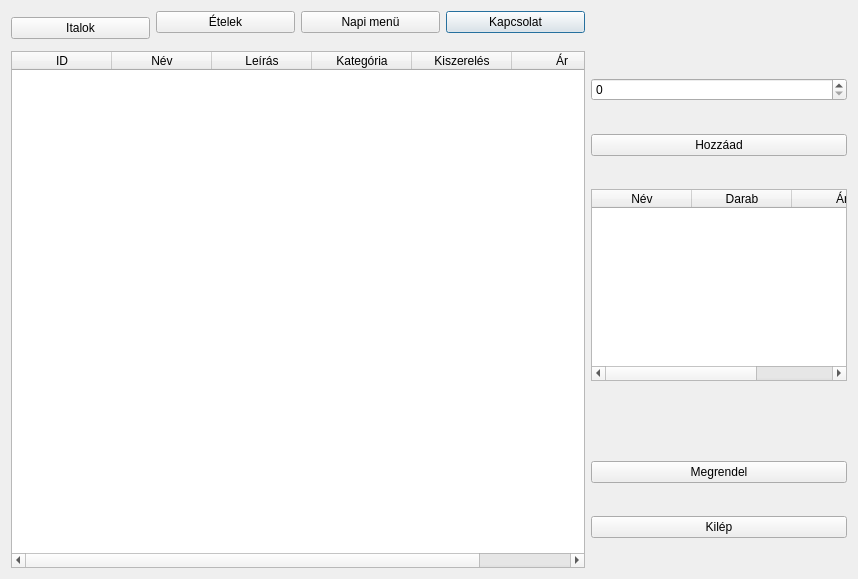
Above: view/menu.ui from Atis0505/Restaurant before the change. Below: the same form after it.
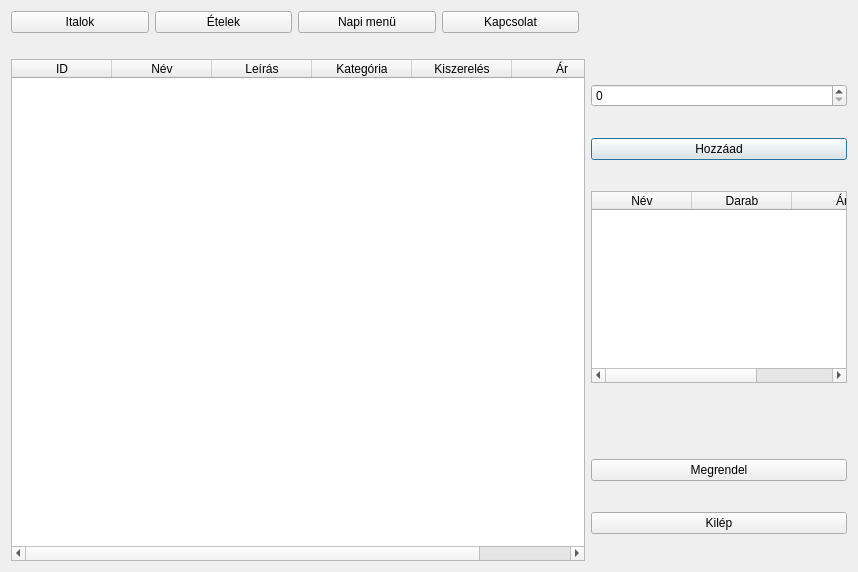
That is the form after the change.

Patch:
```diff
--- a/view/menu.ui
+++ b/view/menu.ui
@@ -7,7 +7,7 @@
                 <x>0</x>
                 <y>0</y>
                 <width>858</width>
-                <height>579</height>
+                <height>572</height>
             </rect>
         </property>
         <property name="sizePolicy">
@@ -19,29 +19,8 @@
         <property name="windowTitle">
             <string>Menü</string>
         </property>
-        <layout class="QGridLayout" name="gridLayout" columnstretch="0,0,0,0,0,0" columnminimumwidth="0,0,0,0,0,0">
-            <item row="0" column="3">
-                <widget class="QPushButton" name="btn_kapcsolat">
-                    <property name="text">
-                        <string>Kapcsolat</string>
-                    </property>
-                </widget>
-            </item>
-            <item row="0" column="2">
-                <widget class="QPushButton" name="btn_menu">
-                    <property name="text">
-                        <string>Napi menü</string>
-                    </property>
-                </widget>
-            </item>
-            <item row="0" column="1">
-                <widget class="QPushButton" name="btn_etelek">
-                    <property name="text">
-                        <string>Ételek</string>
-                    </property>
-                </widget>
-            </item>
-            <item row="3" column="0" colspan="4">
+        <layout class="QGridLayout" name="gridLayout" columnstretch="0,0,0,0,0,0">
+            <item row="7" column="0" colspan="4">
                 <widget class="QTableWidget" name="table_item_list">
                     <column>
                         <property name="text">
@@ -75,14 +54,7 @@
                     </column>
                 </widget>
             </item>
-            <item row="0" column="0" rowspan="3">
-                <widget class="QPushButton" name="btn_italok">
-                    <property name="text">
-                        <string>Italok</string>
-                    </property>
-                </widget>
-            </item>
-            <item row="3" column="5">
+            <item row="7" column="5">
                 <layout class="QVBoxLayout" name="verticalLayout">
                     <item>
                         <widget class="QSpinBox" name="spinBox_counter"/>
@@ -148,6 +120,51 @@
                     </item>
                 </layout>
             </item>
+            <item row="1" column="0" colspan="3">
+                <layout class="QHBoxLayout" name="horizontalLayout_2">
+                    <item>
+                        <widget class="QPushButton" name="btn_italok">
+                            <property name="text">
+                                <string>Italok</string>
+                            </property>
+                        </widget>
+                    </item>
+                    <item>
+                        <widget class="QPushButton" name="btn_etelek">
+                            <property name="text">
+                                <string>Ételek</string>
+                            </property>
+                        </widget>
+                    </item>
+                    <item>
+                        <widget class="QPushButton" name="btn_menu">
+                            <property name="text">
+                                <string>Napi menü</string>
+                            </property>
+                        </widget>
+                    </item>
+                    <item>
+                        <widget class="QPushButton" name="btn_kapcsolat">
+                            <property name="text">
+                                <string>Kapcsolat</string>
+                            </property>
+                        </widget>
+                    </item>
+                </layout>
+            </item>
+            <item row="2" column="1">
+                <spacer name="horizontalSpacer">
+                    <property name="orientation">
+                        <enum>Qt::Horizontal</enum>
+                    </property>
+                    <property name="sizeHint" stdset="0">
+                        <size>
+                            <width>40</width>
+                            <height>20</height>
+                        </size>
+                    </property>
+                </spacer>
+            </item>
         </layout>
     </widget>
     <resources/>
```
